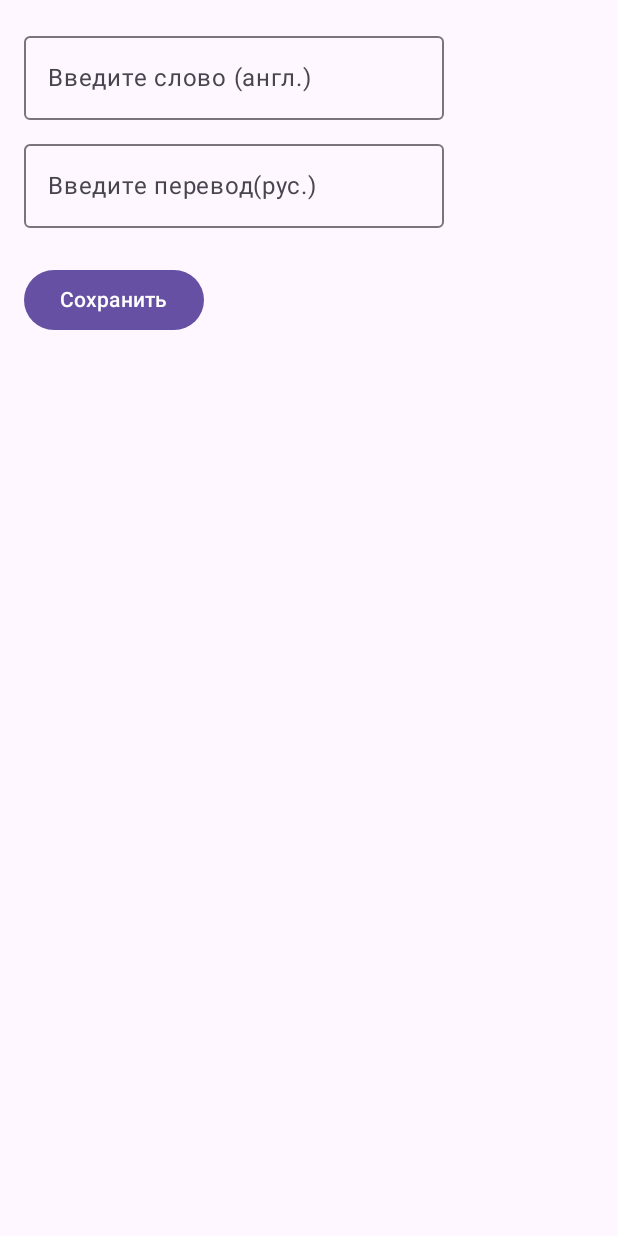
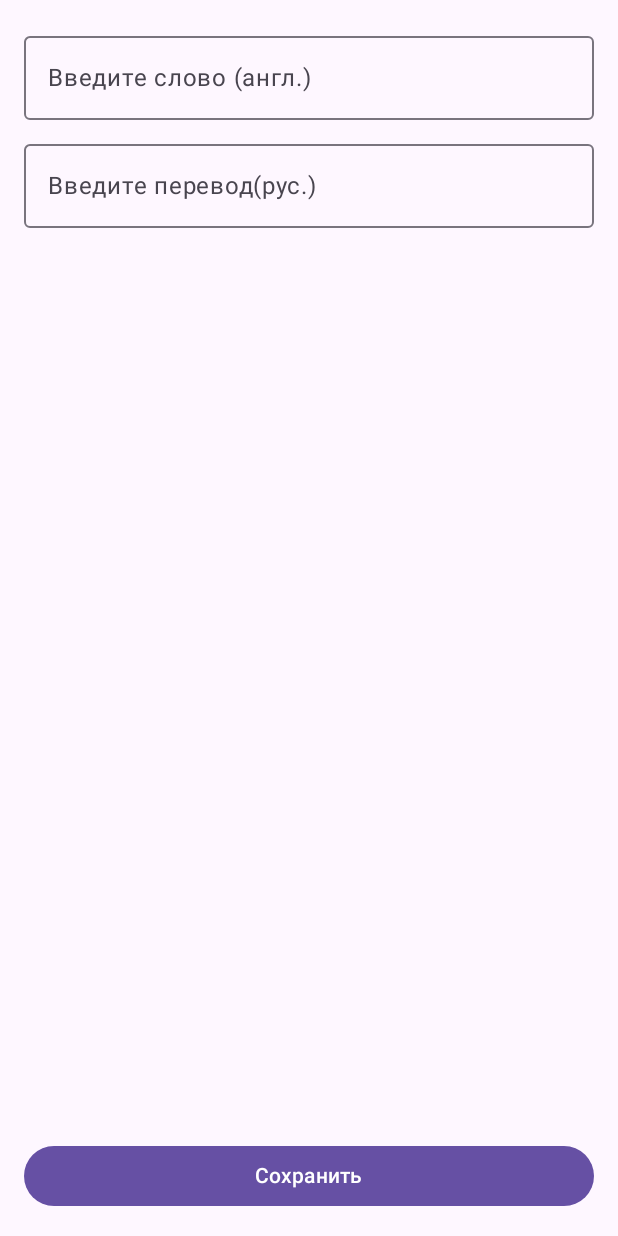
Before and after one commit to SergeiKrainyukov/MyFavoriteDictionary, an Android app built with Jetpack Compose: the AddWordScreen screen opened through its navigation route, on a phone screen of 412 x 824 dp. Run offline under Robolectric (Android 15) with nearby library versions, the phone set to English and light mode, and no system bars; our stand-ins replace Room's generated code.

Commit message:
Поправлено обновление состояния экрана

```diff
--- a/app/src/main/java/com/sergeikrainyukov/myfavoritedictionary/ui/screens/AddWordScreen.kt
+++ b/app/src/main/java/com/sergeikrainyukov/myfavoritedictionary/ui/screens/AddWordScreen.kt
@@ -2,7 +2,9 @@ package com.sergeikrainyukov.myfavoritedictionary.ui.screens
 
 import androidx.compose.foundation.layout.Column
 import androidx.compose.foundation.layout.PaddingValues
+import androidx.compose.foundation.layout.Spacer
 import androidx.compose.foundation.layout.fillMaxSize
+import androidx.compose.foundation.layout.fillMaxWidth
 import androidx.compose.foundation.layout.padding
 import androidx.compose.material3.Button
 import androidx.compose.material3.ExperimentalMaterial3Api
@@ -21,7 +23,6 @@ import com.sergeikrainyukov.myfavoritedictionary.ui.viewModels.AddWordScreenView
 @OptIn(ExperimentalMaterial3Api::class)
 @Composable
 fun AddWordScreen(viewModel: AddWordScreenViewModel, navController: NavController) {
-    // Состояния для текстовых полей
     var word by remember { mutableStateOf("") }
     var translation by remember { mutableStateOf("") }
 
@@ -34,20 +35,27 @@ fun AddWordScreen(viewModel: AddWordScreenViewModel, navController: NavControlle
             value = word,
             onValueChange = { word = it },
             label = { Text("Введите слово (англ.)") },
-            modifier = Modifier.padding(bottom = 8.dp)
+            modifier = Modifier
+                .fillMaxWidth()
+                .padding(bottom = 8.dp)
         )
         OutlinedTextField(
             value = translation,
             onValueChange = { translation = it },
             label = { Text("Введите перевод(рус.)") },
-            modifier = Modifier.padding(bottom = 16.dp)
+            modifier = Modifier
+                .fillMaxWidth()
+                .padding(bottom = 16.dp)
         )
+        Spacer(modifier = Modifier.weight(1f)) // Добавляем Spacer для того, чтобы кнопка оказалась внизу
         Button(
             onClick = {
                 viewModel.saveWord(word, translation)
                 navController.popBackStack()
             },
-            modifier = Modifier.padding(top = 8.dp)
+            modifier = Modifier
+                .fillMaxWidth() // Растягиваем кнопку на всю ширину
+                .padding(top = 8.dp)
         ) {
             Text("Сохранить")
         }
--- a/app/src/main/java/com/sergeikrainyukov/myfavoritedictionary/ui/screens/DictionaryScreen.kt
+++ b/app/src/main/java/com/sergeikrainyukov/myfavoritedictionary/ui/screens/DictionaryScreen.kt
@@ -2,6 +2,7 @@ package com.sergeikrainyukov.myfavoritedictionary.ui.screens
 
 import androidx.compose.foundation.layout.Box
 import androidx.compose.foundation.layout.fillMaxSize
+import androidx.compose.material3.Text
 import androidx.compose.runtime.Composable
 import androidx.compose.ui.Alignment
 import androidx.compose.ui.Modifier
@@ -11,5 +12,7 @@ fun DictionaryScreen() {
     Box(
         modifier = Modifier.fillMaxSize(),
         contentAlignment = Alignment.Center
-    ) {}
+    ) {
+        Text(text = "Экран находится в разработке")
+    }
 }
--- a/app/src/main/java/com/sergeikrainyukov/myfavoritedictionary/ui/screens/PracticeScreen.kt
+++ b/app/src/main/java/com/sergeikrainyukov/myfavoritedictionary/ui/screens/PracticeScreen.kt
@@ -31,7 +31,7 @@ import com.sergeikrainyukov.myfavoritedictionary.ui.viewModels.PracticeScreenVie
 @Composable
 fun PracticeScreen(viewModel: PracticeScreenViewModel) {
 
-    val words by viewModel.words.observeAsState(initial = emptyList())
+    val words by viewModel.words().observeAsState(initial = emptyList())
 
     val infinitePagerState = rememberInfinitePagerState()
 
--- a/app/src/main/java/com/sergeikrainyukov/myfavoritedictionary/ui/viewModels/PracticeScreenViewModel.kt
+++ b/app/src/main/java/com/sergeikrainyukov/myfavoritedictionary/ui/viewModels/PracticeScreenViewModel.kt
@@ -4,6 +4,6 @@ import androidx.lifecycle.ViewModel
 import com.sergeikrainyukov.myfavoritedictionary.db.AppDatabase
 import com.sergeikrainyukov.myfavoritedictionary.repositories.WordsRepositoryImpl
 
-class PracticeScreenViewModel(appDatabase: AppDatabase) : ViewModel() {
-    val words = WordsRepositoryImpl(appDatabase.wordEntityDao()).getWords()
+class PracticeScreenViewModel(private val appDatabase: AppDatabase) : ViewModel() {
+    fun words() = WordsRepositoryImpl(appDatabase.wordEntityDao()).getWords()
 }
```
